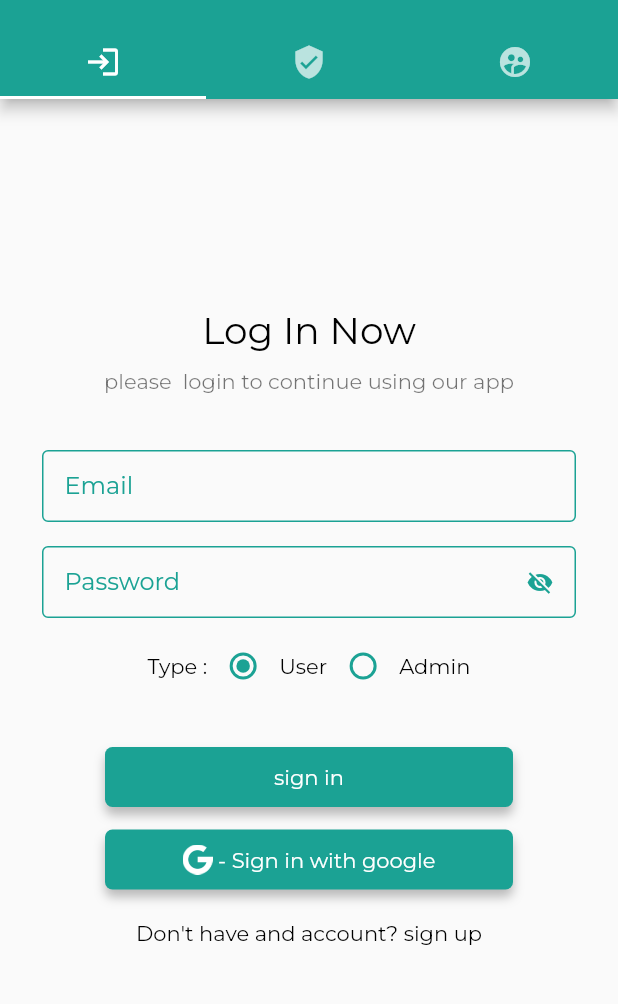
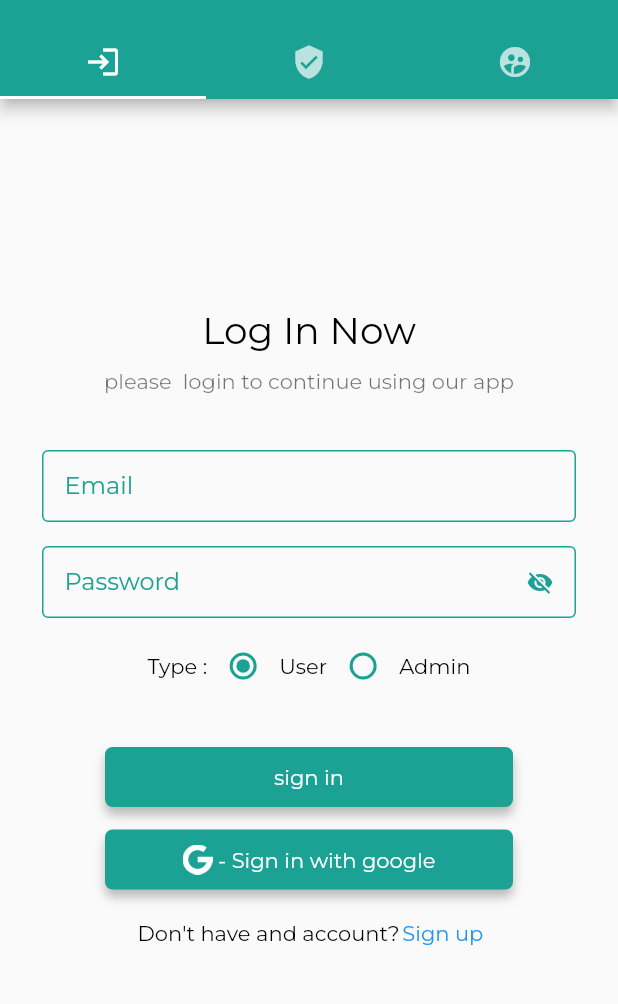
Before and after one commit to vaidikstackapp/flutter_demo, a Flutter app: the screen it shows after launch, on a phone screen of 412 x 824 dp, the part 60-1064 px from its top. Run offline on Flutter 3.47's test engine with Material 2 defaults, Android fonts, the phone set to English and light mode, and no system bars; our stand-ins replace cloud_firestore, firebase_auth, firebase_core, flutter_easyloading, flutter_spinkit, fluttertoast and 2 more; accounts and stored records are empty.

Commit message:
Change pages to screen

```diff
--- a/lib/main.dart
+++ b/lib/main.dart
@@ -1,6 +1,6 @@
 import 'package:firebase_core/firebase_core.dart';
 import 'package:flutter/material.dart';
-import 'package:flutter_demo/pages/first_page.dart';
+import 'package:flutter_demo/screens/first_page.dart';
 import 'package:flutter_easyloading/flutter_easyloading.dart';
 
 import 'common/constants/constants.dart';
--- a/lib/pages/login_page.dart
+++ b/lib/screens/login_page.dart
@@ -171,12 +171,22 @@ class _LoginPageState extends State<LoginPage> {
                     ),
                   ),
                 ),
-                const Padding(
-                  padding: EdgeInsets.symmetric(vertical: 15),
-                  child: AppText(
-                    textAlign: TextAlign.center,
-                    color: Colors.black,
-                    text: "Don't have and account? sign up",
+                Padding(
+                  padding: const EdgeInsets.symmetric(vertical: 15),
+                  child: Row(
+                    mainAxisAlignment: MainAxisAlignment.center,
+                    children: const [
+                      AppText(
+                        textAlign: TextAlign.center,
+                        color: Colors.black,
+                        text: "Don't have and account? ",
+                      ),
+                      AppText(
+                        textAlign: TextAlign.center,
+                        color: Colors.blue,
+                        text: "Sign up",
+                      ),
+                    ],
                   ),
                 ),
               ],
--- a/lib/pages/single_user.dart
+++ b/lib/screens/single_user.dart
@@ -22,6 +22,7 @@ class _SingleUserState extends State<SingleUser> {
   User? user;
   UserService userService = UserService();
   bool statusCheck = false;
+
   @override
   void initState() {
     super.initState();
@@ -59,10 +60,12 @@ class _SingleUserState extends State<SingleUser> {
                       ? const AppText(
                           text: "Email : No email found",
                           fontSize: 18,
+                          color: Colors.black,
                         )
                       : AppText(
                           text: "Email : ${user!.email}",
                           fontSize: 18,
+                          color: Colors.black,
                         ),
                   (user!.photoURL == null)
                       ? AppButton(
```
Also changed, not shown: lib/common/widget/dialog.dart (+10 -4 lines), lib/screens/first_page.dart (renamed from lib/pages/first_page.dart, +4 -3 lines), lib/screens/user_page.dart (renamed from lib/pages/user_page.dart).
